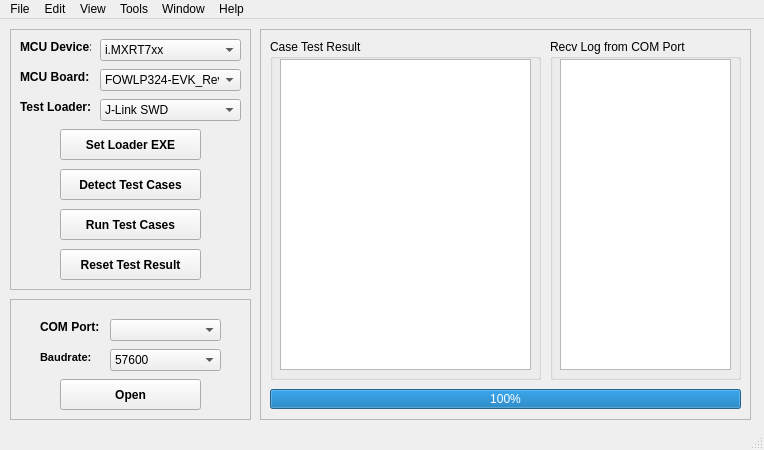
Qt form gui/MCU-FATestSuite.ui (JayHeng/MCU-FATestSuite) before a commit.
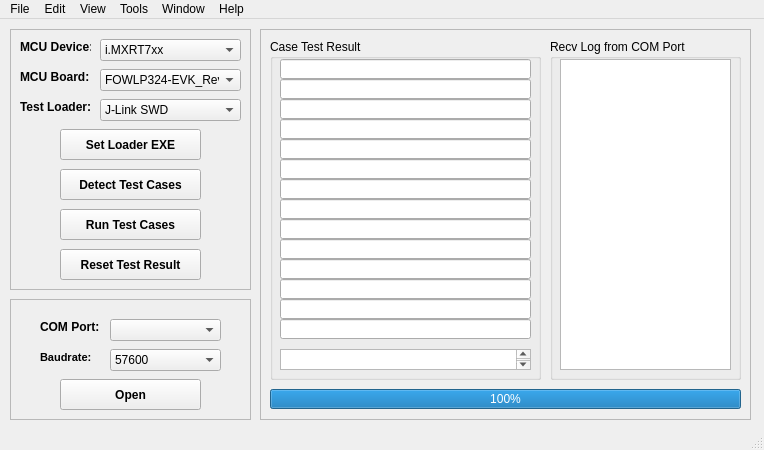
The same form after that commit.

Commit message: Update GUI, textEdit -> lineEdit

```diff
--- a/gui/MCU-FATestSuite.ui
+++ b/gui/MCU-FATestSuite.ui
@@ -408,9 +408,149 @@
       <property name="geometry">
        <rect>
         <x>10</x>
+        <y>310</y>
+        <width>251</width>
+        <height>21</height>
+       </rect>
+      </property>
+     </widget>
+     <widget class="QLineEdit" name="lineEdit_resWin_0">
+      <property name="geometry">
+       <rect>
+        <x>10</x>
         <y>20</y>
         <width>251</width>
-        <height>311</height>
+        <height>20</height>
+       </rect>
+      </property>
+     </widget>
+     <widget class="QLineEdit" name="lineEdit_resWin_1">
+      <property name="geometry">
+       <rect>
+        <x>10</x>
+        <y>40</y>
+        <width>251</width>
+        <height>20</height>
+       </rect>
+      </property>
+     </widget>
+     <widget class="QLineEdit" name="lineEdit_resWin_2">
+      <property name="geometry">
+       <rect>
+        <x>10</x>
+        <y>60</y>
+        <width>251</width>
+        <height>20</height>
+       </rect>
+      </property>
+     </widget>
+     <widget class="QLineEdit" name="lineEdit_resWin_3">
+      <property name="geometry">
+       <rect>
+        <x>10</x>
+        <y>80</y>
+        <width>251</width>
+        <height>20</height>
+       </rect>
+      </property>
+     </widget>
+     <widget class="QLineEdit" name="lineEdit_resWin_4">
+      <property name="geometry">
+       <rect>
+        <x>10</x>
+        <y>100</y>
+        <width>251</width>
+        <height>20</height>
+       </rect>
+      </property>
+     </widget>
+     <widget class="QLineEdit" name="lineEdit_resWin_5">
+      <property name="geometry">
+       <rect>
+        <x>10</x>
+        <y>120</y>
+        <width>251</width>
+        <height>20</height>
+       </rect>
+      </property>
+     </widget>
+     <widget class="QLineEdit" name="lineEdit_resWin_6">
+      <property name="geometry">
+       <rect>
+        <x>10</x>
+        <y>140</y>
+        <width>251</width>
+        <height>20</height>
+       </rect>
+      </property>
+     </widget>
+     <widget class="QLineEdit" name="lineEdit_resWin_7">
+      <property name="geometry">
+       <rect>
+        <x>10</x>
+        <y>160</y>
+        <width>251</width>
+        <height>20</height>
+       </rect>
+      </property>
+     </widget>
+     <widget class="QLineEdit" name="lineEdit_resWin_8">
+      <property name="geometry">
+       <rect>
+        <x>10</x>
+        <y>180</y>
+        <width>251</width>
+        <height>20</height>
+       </rect>
+      </property>
+     </widget>
+     <widget class="QLineEdit" name="lineEdit_resWin_9">
+      <property name="geometry">
+       <rect>
+        <x>10</x>
+        <y>200</y>
+        <width>251</width>
+        <height>20</height>
+       </rect>
+      </property>
+     </widget>
+     <widget class="QLineEdit" name="lineEdit_resWin_10">
+      <property name="geometry">
+       <rect>
+        <x>10</x>
+        <y>220</y>
+        <width>251</width>
+        <height>20</height>
+       </rect>
+      </property>
+     </widget>
+     <widget class="QLineEdit" name="lineEdit_resWin_11">
+      <property name="geometry">
+       <rect>
+        <x>10</x>
+        <y>240</y>
+        <width>251</width>
+        <height>20</height>
+       </rect>
+      </property>
+     </widget>
+     <widget class="QLineEdit" name="lineEdit_resWin_12">
+      <property name="geometry">
+       <rect>
+        <x>10</x>
+        <y>260</y>
+        <width>251</width>
+        <height>20</height>
+       </rect>
+      </property>
+     </widget>
+     <widget class="QLineEdit" name="lineEdit_resWin_13">
+      <property name="geometry">
+       <rect>
+        <x>10</x>
+        <y>280</y>
+        <width>251</width>
+        <height>20</height>
        </rect>
       </property>
      </widget>
```
The commit also changes 2 other files.
